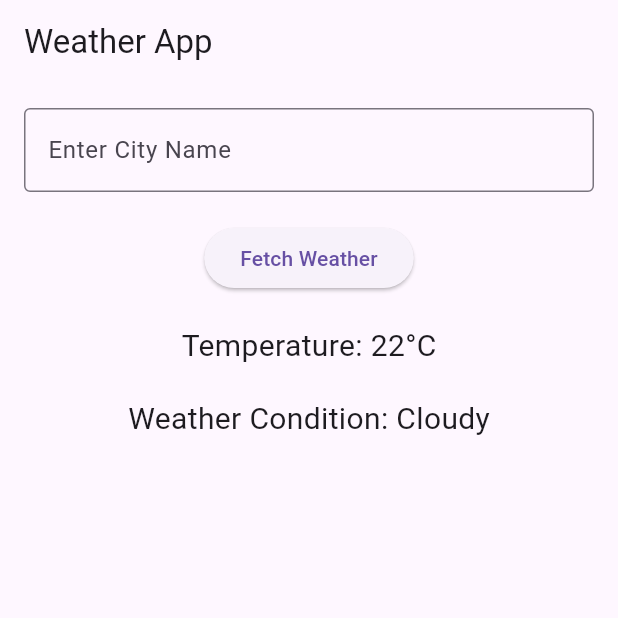
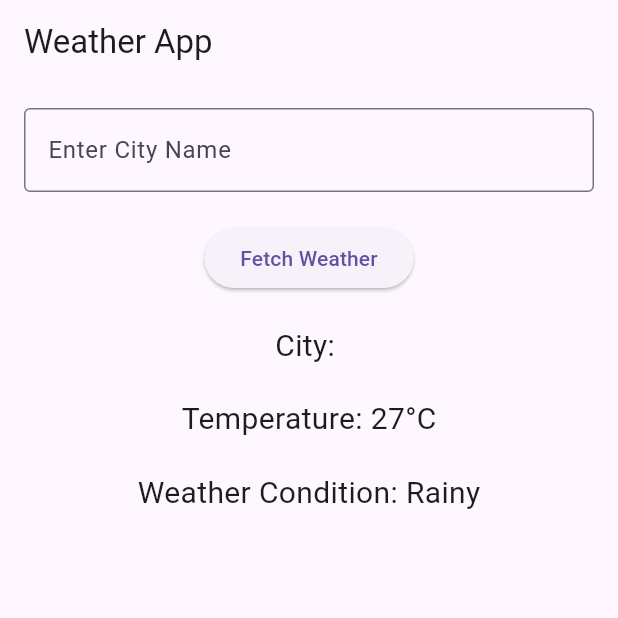
Before and after one commit to ClearNixson/weather_info_app, a Flutter app: the screen it shows after launch, after a tap on "Fetch Weather", on a phone screen of 412 x 824 dp, the top half of it. Run offline on Flutter 3.47's test engine with Material 3 defaults, Android fonts, the phone set to English and light mode, and no system bars.

Commit message:
Simulated weather data for input city

```diff
--- a/lib/main.dart
+++ b/lib/main.dart
@@ -1,4 +1,5 @@
 import 'package:flutter/material.dart';
+import 'dart:math';
 
 void main() {
   runApp(WeatherApp());
@@ -6,8 +7,6 @@ void main() {
 
 class WeatherApp extends StatelessWidget {
   const WeatherApp({super.key});
-
-  // This widget is the root of your application.
   @override
   Widget build(BuildContext context) {
     return MaterialApp(
@@ -16,7 +15,6 @@ class WeatherApp extends StatelessWidget {
         primarySwatch: Colors.blue
       ),
       home: WeatherScreen(),
-
     );
   }
 }
@@ -34,10 +32,15 @@ class _WeatherScreenState extends State<WeatherScreen> {
   String _weatherCondition = ' ';
 
   void _fetchWeather(){
+    String city = _cityController.text;
+    Random random = Random();
+    int temperature = 15 + random.nextInt(16);
+    List<String> conditions = ['Sunny', 'Cloudy', 'Rainy'];
+    String condition = conditions[random.nextInt(conditions.length)];
     setState((){
-      _cityName = _cityController.text;
-      _temperature = '22°C';
-      _weatherCondition = 'Cloudy';
+      _cityName = city;
+      _temperature = '$temperature°C';
+      _weatherCondition = condition;
     });
   }
 
@@ -65,6 +68,11 @@ class _WeatherScreenState extends State<WeatherScreen> {
             ),
             SizedBox(height: 20),
             Text(
+              'City: $_cityName',
+              style: TextStyle(fontSize: 20),
+            ),
+            SizedBox(height: 20),
+            Text(
               'Temperature: $_temperature',
               style: TextStyle(fontSize: 20),
             ),
```
